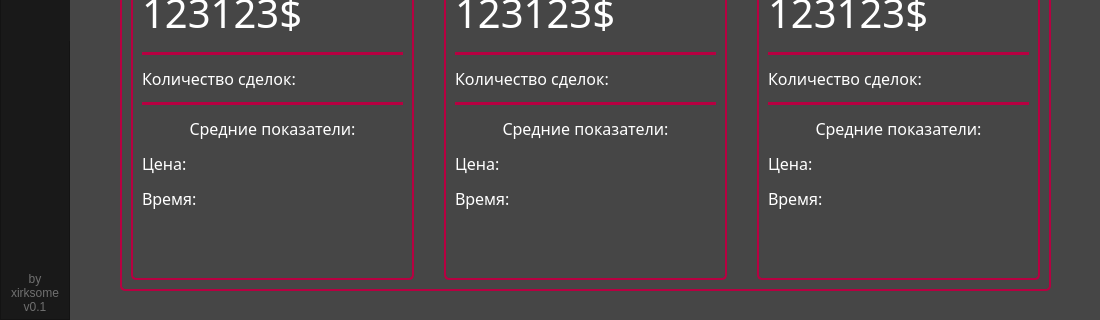
First picture: the form in gui/mainwindow.ui, repository 1pestilent/rentCalculator, before the edit; both pictures show x 0 to 1100 and y 280 to 600 of the 1100 by 600 pixel window.
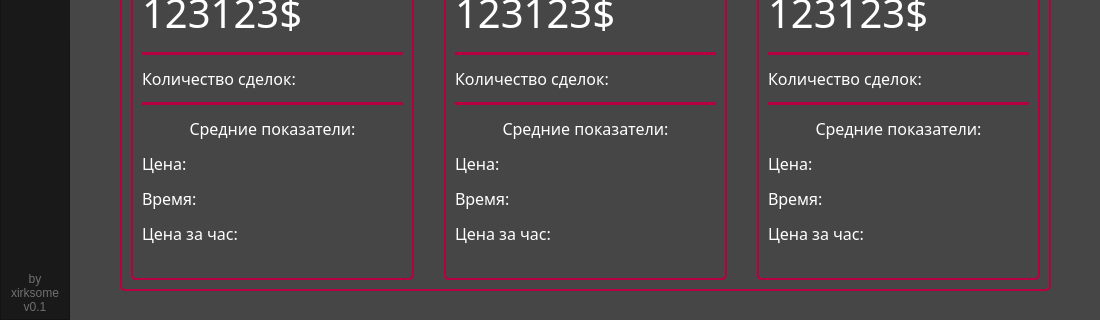
Second picture: the form after the edit. The open tabs and pages were chosen to show the change. Icons and pictures are not drawn.

What changed in the file:
```diff
--- a/gui/mainwindow.ui
+++ b/gui/mainwindow.ui
@@ -1657,6 +1657,19 @@
                                </property>
                               </widget>
                              </item>
+                             <item>
+                              <widget class="QLabel" name="analyse_cars_price_per_hours_for_week">
+                               <property name="styleSheet">
+                                <string notr="true">border:none;</string>
+                               </property>
+                               <property name="text">
+                                <string>Цена за час:</string>
+                               </property>
+                               <property name="alignment">
+                                <set>Qt::AlignLeading|Qt::AlignLeft|Qt::AlignVCenter</set>
+                               </property>
+                              </widget>
+                             </item>
                              <item>
                               <spacer name="verticalSpacer_2">
                                <property name="orientation">
@@ -1773,6 +1786,19 @@
                                </property>
                               </widget>
                              </item>
+                             <item>
+                              <widget class="QLabel" name="analyse_cars_price_per_hours_for_month">
+                               <property name="styleSheet">
+                                <string notr="true">border:none;</string>
+                               </property>
+                               <property name="text">
+                                <string>Цена за час:</string>
+                               </property>
+                               <property name="alignment">
+                                <set>Qt::AlignLeading|Qt::AlignLeft|Qt::AlignVCenter</set>
+                               </property>
+                              </widget>
+                             </item>
                              <item>
                               <spacer name="verticalSpacer_3">
                                <property name="orientation">
@@ -1889,6 +1915,19 @@
                                </property>
                               </widget>
                              </item>
+                             <item>
+                              <widget class="QLabel" name="analyse_cars_price_per_hours_for_alltime">
+                               <property name="styleSheet">
+                                <string notr="true">border:none;</string>
+                               </property>
+                               <property name="text">
+                                <string>Цена за час:</string>
+                               </property>
+                               <property name="alignment">
+                                <set>Qt::AlignLeading|Qt::AlignLeft|Qt::AlignVCenter</set>
+                               </property>
+                              </widget>
+                             </item>
                              <item>
                               <spacer name="verticalSpacer_4">
                                <property name="orientation">
```
Left out of the diff: 10 changed lines with no effect on the pictures.
